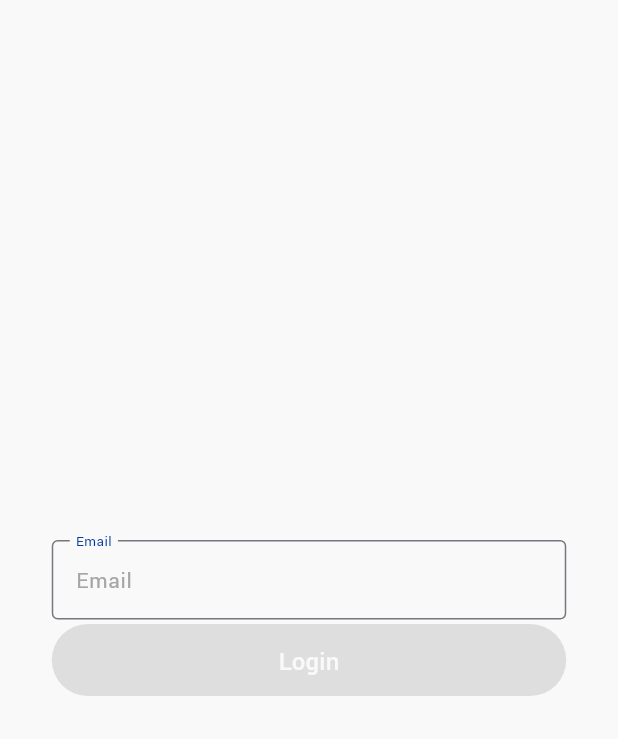
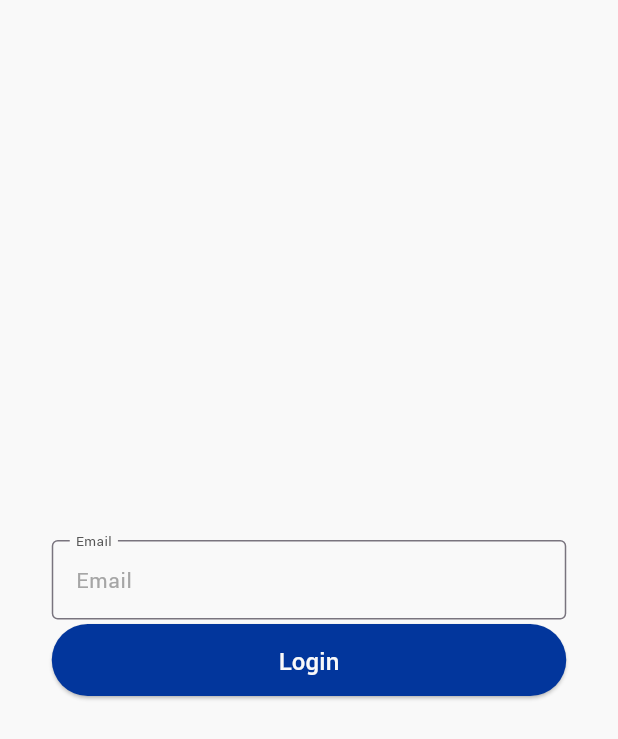
Before and after one commit to KhaledAhmed31/exam_app, a Flutter app: the screen it shows after launch, on a phone screen of 412 x 824 dp. Shown: the top 739 px of the screen. Run offline on Flutter 3.47's test engine with Material 3 defaults, Android fonts, the phone set to English and light mode, and no system bars; our stand-ins replace dio, get_it, injectable.

Commit message:
fix: label color on unfocus

```diff
--- a/lib/core/shared/presentation/widgets/custom_text_feild.dart
+++ b/lib/core/shared/presentation/widgets/custom_text_feild.dart
@@ -23,7 +23,7 @@ class CustomTextField extends StatefulWidget {
 
 class _CustomTextFieldState extends State<CustomTextField> {
   late TextTheme textTheme;
-
+  bool isFocused = false;
   @override
   Widget build(BuildContext context) {
     textTheme = Theme.of(context).textTheme;
@@ -33,16 +33,23 @@ class _CustomTextFieldState extends State<CustomTextField> {
         style: textTheme.bodyLarge!.copyWith(color: AppColors.blackBase),
         obscureText: widget.obscureText,
         controller: widget.controller,
-        onTapOutside: (event) => FocusScope.of(context).unfocus(),
+        focusNode: widget.focusNode,
+        keyboardType: widget.keyboardType,
+        cursorColor: AppColors.blueBase,
+        onTap: () => setState(() {
+          isFocused = true;
+        }),
+        onTapOutside: (event) {
+          isFocused = false;
+          FocusScope.of(context).unfocus();
+        },
         decoration: InputDecoration(
           hint: Text(widget.label, style: textTheme.bodyLarge),
           labelText: widget.label,
           constraints: BoxConstraints(minHeight: 56, maxWidth: 343),
           floatingLabelBehavior: FloatingLabelBehavior.always,
           labelStyle: textTheme.bodySmall!.copyWith(
-            color: FocusScope.of(context).hasFocus
-                ? AppColors.blueBase
-                : AppColors.placholder,
+            color: isFocused ? AppColors.blueBase : AppColors.gray,
           ),
           errorBorder: OutlineInputBorder(
             borderRadius: BorderRadius.circular(4),
@@ -54,7 +61,7 @@ class _CustomTextFieldState extends State<CustomTextField> {
           ),
           border: OutlineInputBorder(
             borderRadius: BorderRadius.circular(4),
-            borderSide: BorderSide(color: AppColors.blackBase, width: 1),
+            borderSide: BorderSide(color: AppColors.gray, width: 1),
           ),
         ),
       ),
--- a/lib/core/ui_manager/theme/app_theme.dart
+++ b/lib/core/ui_manager/theme/app_theme.dart
@@ -14,6 +14,7 @@ class AppTheme {
         fontSize: FontSizesManager.s14,
       ),
       bodySmall: FontStyleManager.robotoRegular(
+        color: AppColors.gray,
         fontSize: FontSizesManager.s12,
       ),
     ),
--- a/lib/main.dart
+++ b/lib/main.dart
@@ -23,7 +23,7 @@ class MainApp extends StatelessWidget {
             crossAxisAlignment: CrossAxisAlignment.center,
             children: [
               CustomTextField(label: "Email"),
-              AppButton(title: "Login"),
+              AppButton(title: "Login", onPressed: () {}),
             ],
           ),
         ),
```
